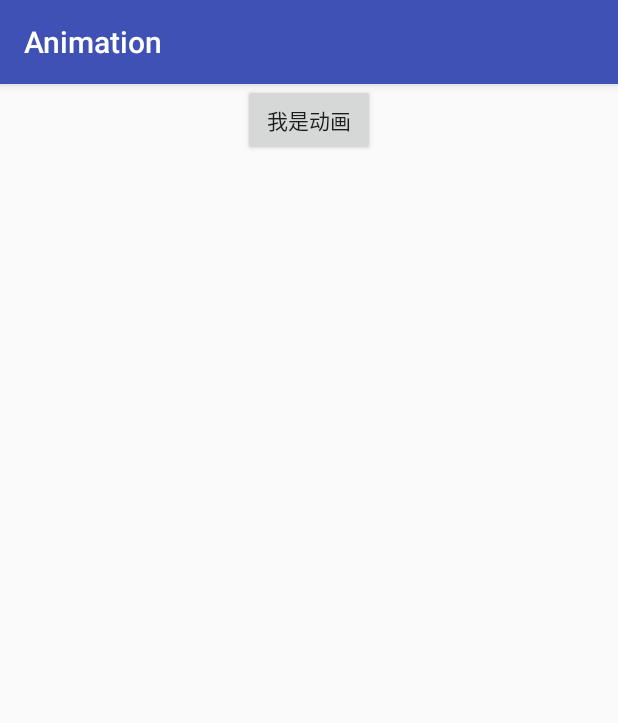
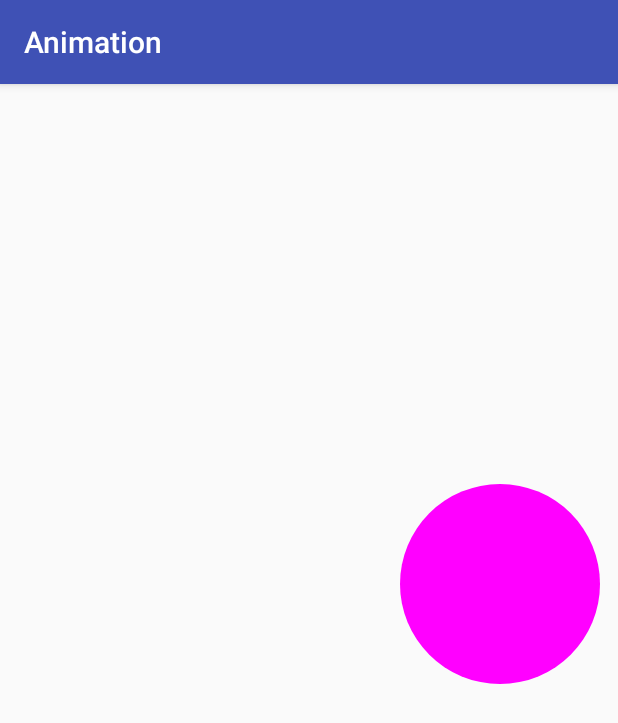
Before and after one commit to XFWong/AnimationStudy, an Android app: the screen it shows after launch (MainActivity), on a phone screen of 412 x 824 dp. Shown: the top 723 px of the screen. Run offline under Robolectric (Android 15) with nearby library versions, the phone set to English and light mode, and no system bars.

Commit message:
objectanimator

```diff
--- /dev/null
+++ b/app/src/main/java/com/pax/animation/ColorEvaluator.java
@@ -0,0 +1,68 @@
+package com.pax.animation;
+
+import android.animation.TypeEvaluator;
+
+public class ColorEvaluator implements TypeEvaluator {
+    private int mCurrentRed;
+    private int mCurrentGreen;
+    private int mCurrentBlue;
+
+    @Override
+    public Object evaluate(float fraction, Object startValue, Object endValue) {
+        String startColor = (String) startValue;
+        String endColor = (String) endValue;
+
+        int startRed = Integer.parseInt(startColor.substring(1, 3), 16);
+        int startGreen = Integer.parseInt(startColor.substring(3, 5), 16);
+        int startBlue = Integer.parseInt(startColor.substring(5, 7), 16);
+        int endRed = Integer.parseInt(endColor.substring(1, 3), 16);
+        int endGreen = Integer.parseInt(endColor.substring(3, 5), 16);
+        int endBlue = Integer.parseInt(endColor.substring(5, 7), 16);
+        mCurrentRed = startRed;
+        mCurrentBlue = startBlue;
+        mCurrentGreen = startGreen;
+
+        int redDiff = Math.abs(startRed - endRed);
+        int greenDiff = Math.abs(startGreen - endGreen);
+        int blueDiff = Math.abs(startBlue - endBlue);
+        int colorDiff = redDiff + greenDiff + blueDiff;
+        if (mCurrentRed != endRed) {
+            mCurrentRed = getCurrentColor(startRed, endRed, colorDiff, 0, fraction);
+        } else if (mCurrentGreen != endGreen) {
+            mCurrentGreen = getCurrentColor(startGreen, endGreen, colorDiff,
+                    redDiff, fraction);
+        } else if (mCurrentBlue != endBlue) {
+            mCurrentBlue = getCurrentColor(startBlue, endBlue, colorDiff,
+                    redDiff + greenDiff, fraction);
+        }
+        String currentColor = "#" + getHexString(mCurrentRed)
+                + getHexString(mCurrentGreen) + getHexString(mCurrentBlue);
+
+        return currentColor;
+    }
+
+    private int getCurrentColor(int startColor, int endColor, int colorDiff,
+                                int offset, float fraction) {
+        int currentColor;
+        if (startColor > endColor) {
+            currentColor = (int) (startColor - (fraction * colorDiff - offset));
+            if (currentColor < endColor) {
+                currentColor = endColor;
+            }
+        } else {
+            currentColor = (int) (startColor + (fraction * colorDiff - offset));
+            if (currentColor > endColor) {
+                currentColor = endColor;
+            }
+        }
+        return currentColor;
+    }
+
+    private String getHexString(int value) {
+        String hexString = Integer.toHexString(value);
+        if (hexString.length() == 1) {
+            hexString = "0" + hexString;
+        }
+        return hexString;
+    }
+}
--- a/app/src/main/java/com/pax/animation/MainActivity.java
+++ b/app/src/main/java/com/pax/animation/MainActivity.java
@@ -19,10 +19,17 @@ public class MainActivity extends AppCompatActivity {
         super.onCreate(savedInstanceState);
         setContentView(R.layout.activity_main);
 //        intValueAnimation();
-        Button button = (Button)findViewById(R.id.button_animation);
+//        Button button = (Button)findViewById(R.id.button_animation);
 //        initAnimationByXml(button);
 //        initObjectAmationByXml(button);
-        initObjectAmationByCode(button);
+//        initObjectAmationByCode(button);
+
+        MyView2 myView2;
+        myView2 = (MyView2) findViewById(R.id.MyView2);
+        ObjectAnimator anim = ObjectAnimator.ofObject(myView2, "color",
+                new ColorEvaluator(), "#0000FF", "#FF0000");
+        anim.setDuration(8000);
+        anim.start();
     }
 
     private void intValueAnimation() {
@@ -67,8 +74,8 @@ public class MainActivity extends AppCompatActivity {
     }
 
     private void initObjectAmationByCode(Button button){
-        ObjectAnimator animator = ObjectAnimator.ofFloat(button, "alpha",
-                1f, 0f, 1f);
+        ObjectAnimator animator = ObjectAnimator.ofFloat(button, "Rotation",
+                1f, 180f, 1f);
         animator.setDuration(5000);
         animator.start();
     }
--- /dev/null
+++ b/app/src/main/java/com/pax/animation/MyView2.java
@@ -0,0 +1,37 @@
+package com.pax.animation;
+
+import android.content.Context;
+import android.graphics.Canvas;
+import android.graphics.Color;
+import android.graphics.Paint;
+import android.support.annotation.Nullable;
+import android.util.AttributeSet;
+import android.view.View;
+
+public class MyView2 extends View {
+    public static final float RADIUS = 100f;
+    private Paint mPaint;
+    private String color;
+
+    public String getColor() {
+        return color;
+    }
+
+    public void setColor(String color) {
+        this.color = color;
+        mPaint.setColor(Color.parseColor(color));
+        invalidate();
+    }
+
+    public MyView2(Context context, @Nullable AttributeSet attrs) {
+        super(context, attrs);
+        mPaint = new Paint(Paint.ANTI_ALIAS_FLAG);
+        mPaint.setColor(Color.BLUE);
+    }
+
+    @Override
+    protected void onDraw(Canvas canvas) {
+        super.onDraw(canvas);
+        canvas.drawCircle(500,500, RADIUS, mPaint);
+    }
+}
--- a/app/src/main/res/layout/activity_main.xml
+++ b/app/src/main/res/layout/activity_main.xml
@@ -7,12 +7,16 @@
     tools:context=".MainActivity">
 
     <!--<com.pax.animation.MyView-->
-        <!--android:layout_width="match_parent"-->
-        <!--android:layout_height="match_parent" />-->
-    <Button
+    <!--android:layout_width="match_parent"-->
+    <!--android:layout_height="match_parent" />-->
+    <com.pax.animation.MyView2
         android:layout_width="wrap_content"
         android:layout_height="wrap_content"
-        android:layout_gravity="center"
-        android:id="@+id/button_animation"
-        android:text="我是动画"/>
+        android:id="@+id/MyView2"/>
+    <!--<Button-->
+    <!--android:layout_width="wrap_content"-->
+    <!--android:layout_height="wrap_content"-->
+    <!--android:layout_gravity="center"-->
+    <!--android:id="@+id/button_animation"-->
+    <!--android:text="我是动画"/>-->
 </LinearLayout>
```
